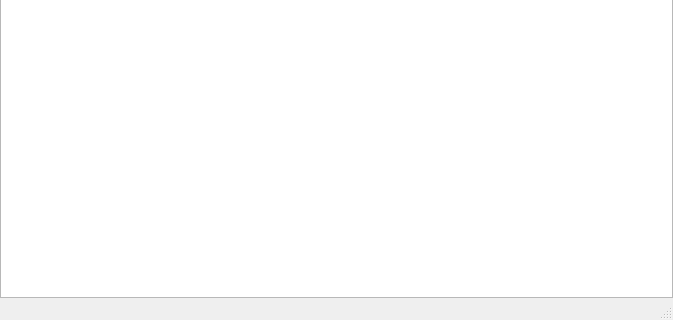
Qt form src/mainwindow.ui (informationsea/Hyokai) before a commit; both pictures show x 0 to 673 and y 197 to 517 of the 673 by 517 pixel window.
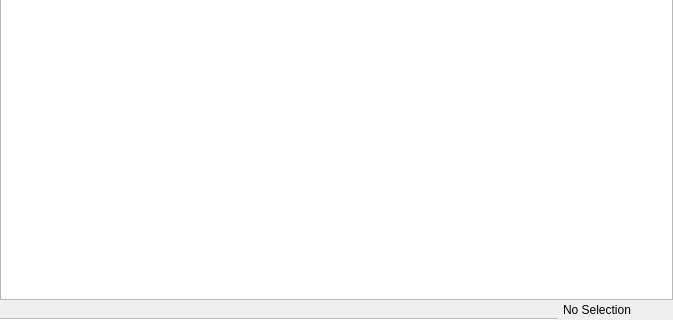
The same form after that commit. Icons and pictures are not drawn. Custom widgets are drawn as their Qt base class.

Commit message: introduce tab bar to select table

```diff
--- a/src/mainwindow.ui
+++ b/src/mainwindow.ui
@@ -108,6 +108,52 @@
       </property>
      </widget>
     </item>
+    <item>
+     <layout class="QHBoxLayout" name="horizontalLayout_2">
+      <item>
+       <widget class="QTabBar" name="tabView" native="true">
+        <property name="sizePolicy">
+         <sizepolicy hsizetype="Expanding" vsizetype="Preferred">
+          <horstretch>0</horstretch>
+          <verstretch>0</verstretch>
+         </sizepolicy>
+        </property>
+       </widget>
+      </item>
+      <item>
+       <widget class="QLabel" name="statusLabel">
+        <property name="minimumSize">
+         <size>
+          <width>100</width>
+          <height>0</height>
+         </size>
+        </property>
+        <property name="autoFillBackground">
+         <bool>true</bool>
+        </property>
+        <property name="text">
+         <string>No Selection</string>
+        </property>
+       </widget>
+      </item>
+      <item>
+       <spacer name="horizontalSpacer">
+        <property name="orientation">
+         <enum>Qt::Horizontal</enum>
+        </property>
+        <property name="sizeType">
+         <enum>QSizePolicy::Minimum</enum>
+        </property>
+        <property name="sizeHint" stdset="0">
+         <size>
+          <width>10</width>
+          <height>20</height>
+         </size>
+        </property>
+       </spacer>
+      </item>
+     </layout>
+    </item>
    </layout>
   </widget>
   <widget class="QMenuBar" name="menuBar">
@@ -240,7 +286,6 @@
    <addaction name="actionCommit"/>
    <addaction name="actionRevert"/>
   </widget>
-  <widget class="QStatusBar" name="statusBar"/>
   <action name="actionOpen">
    <property name="icon">
     <iconset resource="resouces.qrc">
@@ -628,6 +673,12 @@
    <extends>QPlainTextEdit</extends>
    <header>sqltextedit.h</header>
   </customwidget>
+  <customwidget>
+   <class>QTabBar</class>
+   <extends>QWidget</extends>
+   <header>QTabBar</header>
+   <container>1</container>
+  </customwidget>
  </customwidgets>
  <resources>
   <include location="resouces.qrc"/>
```
The commit also changes 2 other files.
